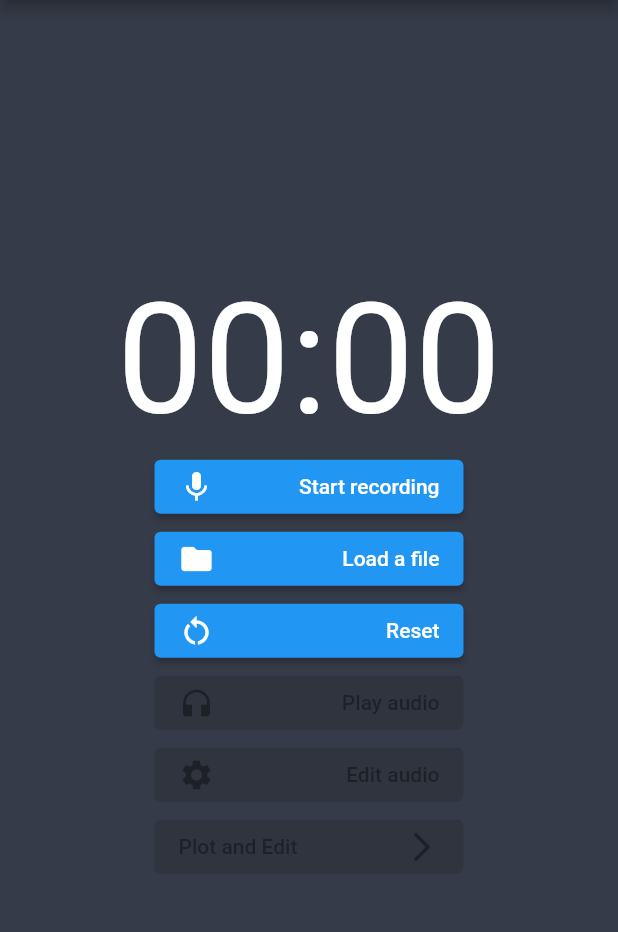
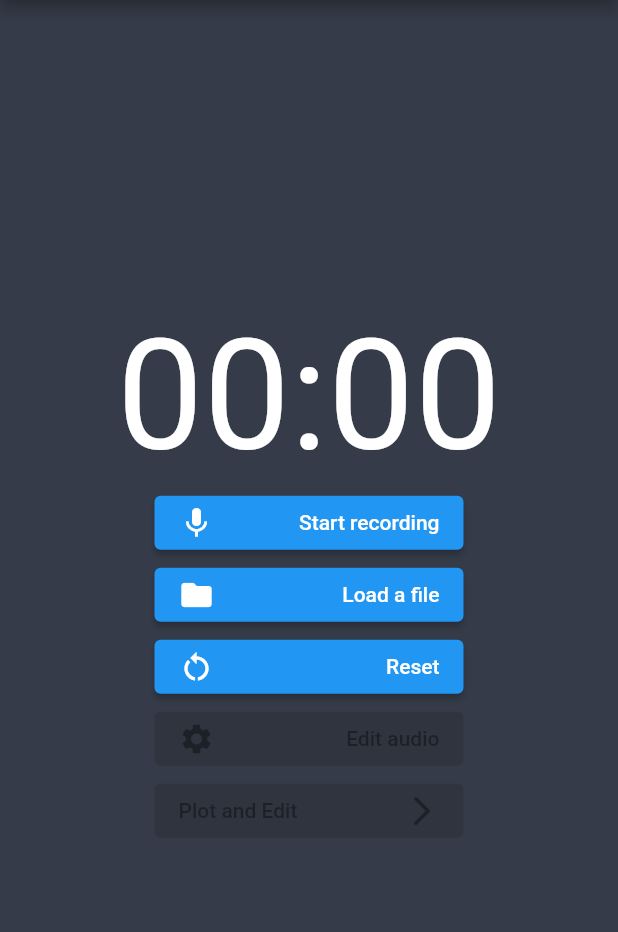
Before and after one commit to tonybotros1/psola-flutter-section, a Flutter app: the screen it shows after launch, on a phone screen of 412 x 824 dp, the part 84-1016 px from its top. Run offline on Flutter 3.47's test engine with Material 2 defaults, Android fonts, the phone set to English and light mode, and no system bars; our stand-ins replace action_slider, audioplayers, file_picker, fl_chart, get, permission_handler and 1 more; missing offline and left inert: flutter_sound.

Commit message:
now we have one screen for plotting and play the audio

```diff
--- a/lib/model/audios_model.dart
+++ b/lib/model/audios_model.dart
@@ -1,6 +1,5 @@
 import 'dart:io';
 
-import 'package:flutter/foundation.dart';
 
 class AudiosFiles {
   final File? file;
--- a/lib/screen/audio_list_screen.dart
+++ b/lib/screen/audio_list_screen.dart
@@ -6,7 +6,7 @@ import 'package:psola/controller/audio_list_screen_controller.dart';
 import 'package:psola/model/audios_model.dart';
 
 import '../constants.dart';
-import 'player_screen.dart';
+import 'play_sound_screen_and_plot.dart';
 
 class AudioListScreen extends StatelessWidget {
   AudioListScreen({super.key});
@@ -44,7 +44,7 @@ class AudioListScreen extends StatelessWidget {
                                     borderRadius: BorderRadius.circular(8)),
                                 child: ElevatedButton(
                                     onPressed: () {
-                                      Get.to(() => PlayerScreen(),
+                                      Get.to(() => PlaySoundScreen(),
                                           transition: Transition.rightToLeft,
                                           arguments: snapshot.data![i].file);
                                     },
--- a/lib/screen/startScreen.dart
+++ b/lib/screen/startScreen.dart
@@ -5,7 +5,6 @@ import 'package:get/get.dart';
 import 'package:psola/constants.dart';
 import 'package:flutter_sound/flutter_sound.dart';
 import 'package:psola/screen/audio_manipulation%20_screen.dart';
-import 'package:psola/screen/player_screen.dart';
 
 import '../controller/start_screen_controller.dart';
 import 'audio_list_screen.dart';
@@ -123,25 +122,25 @@ class StartScreen extends StatelessWidget {
                         ),
                       )),
             ),
-            Padding(
-              padding: buttonPadding(),
-              child: GetBuilder<StartScreenController>(
-                builder: (controller) => ElevatedButton(
-                  onPressed: controller.check()
-                      ? () => Get.to(() => PlayerScreen(),
-                          transition: Transition.rightToLeft,
-                          arguments: controller.selectedAudioPath)
-                      : null,
-                  child: const Row(
-                    mainAxisAlignment: MainAxisAlignment.spaceBetween,
-                    children: [
-                      Icon(Icons.headphones),
-                      Text('Play audio'),
-                    ],
-                  ),
-                ),
-              ),
-            ),
+            // Padding(
+            //   padding: buttonPadding(),
+            //   child: GetBuilder<StartScreenController>(
+            //     builder: (controller) => ElevatedButton(
+            //       onPressed: controller.check()
+            //           ? () => Get.to(() => PlaySoundScreen(),
+            //               transition: Transition.rightToLeft,
+            //               arguments: controller.selectedAudioPath)
+            //           : null,
+            //       child: const Row(
+            //         mainAxisAlignment: MainAxisAlignment.spaceBetween,
+            //         children: [
+            //           Icon(Icons.headphones),
+            //           Text('Play audio'),
+            //         ],
+            //       ),
+            //     ),
+            //   ),
+            // ),
             Padding(
               padding: buttonPadding(),
               child: GetBuilder<StartScreenController>(
```
Also changed, not shown: lib/controller/play_sound_screen_and_plot.dart (+107 -68 lines), lib/controller/player_screen_controller.dart (+44 -44 lines), lib/screen/play_sound_screen_and_plot.dart (+60 -14 lines), lib/screen/player_screen.dart (+63 -63 lines).
